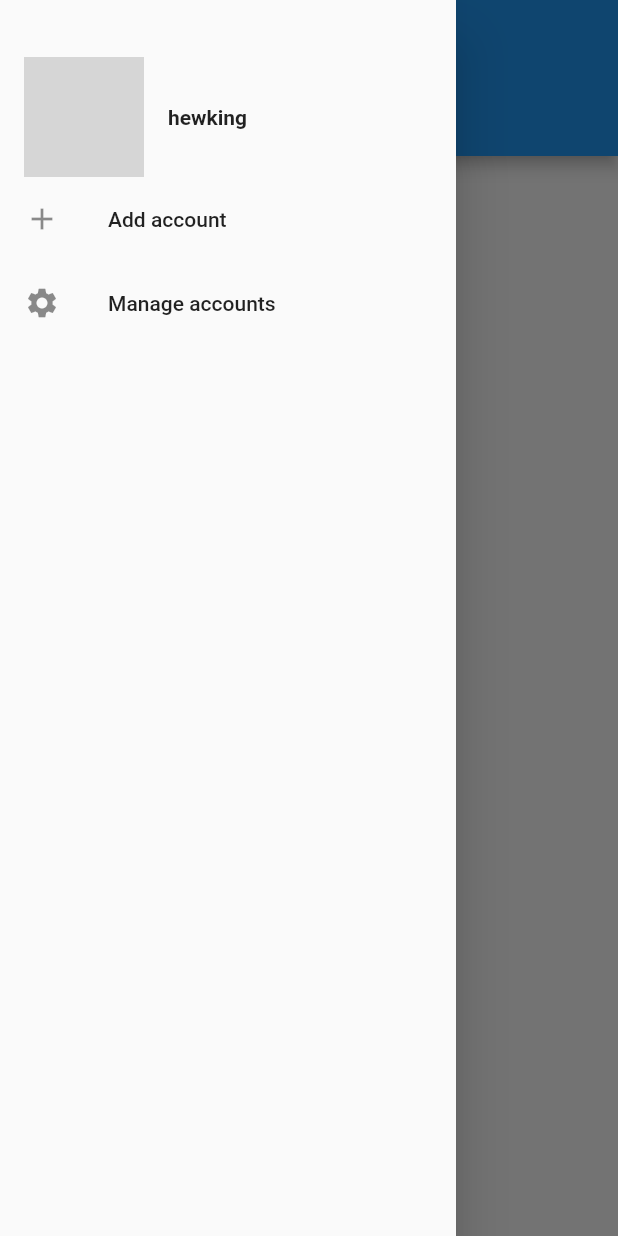
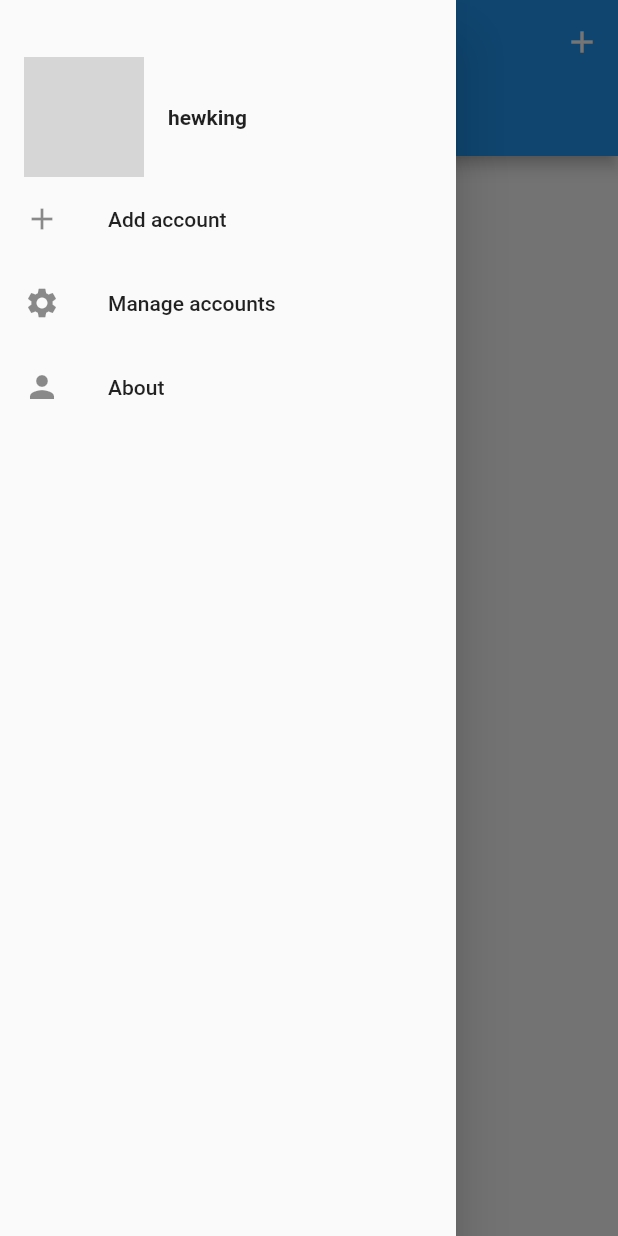
Before and after one commit to hewking/flutter_blog, a Flutter app: the screen it shows after launch, with the side drawer open, on a phone screen of 412 x 824 dp. Run offline on Flutter 3.47's test engine with Material 2 defaults, Android fonts, the phone set to English and light mode, and no system bars; our stand-ins replace dio, flutter_markdown, webview_flutter; missing offline and left inert: markdown; network calls fail; grey boxes are pictures that could not be loaded.

Commit message:
feature: update 关于添加页

```diff
--- a/lib/config/api_url.dart
+++ b/lib/config/api_url.dart
@@ -1,10 +1,14 @@
-const apiUrl = 'http://119.29.195.26:7001/default';
+const apiUrl = 'http://119.29.195.26:7001';
+
+const apiClient = '$apiUrl/default/';
+const apiAdmin = '$apiUrl/admin/';
 
 const articleListUrl = '$apiUrl/getAriticleList';
 
 const servicePath = {
   'getAriticleList': articleListUrl,
-  'getTypeInfo': '$apiUrl/getTypeInfo',
-  'getArticleById':'$apiUrl/getArticleById',
-  'getListById':'$apiUrl/getListById',
+  'getTypeInfo': '$apiClient/getTypeInfo',
+  'getArticleById': '$apiClient/getArticleById',
+  'getListById': '$apiClient/getListById',
+  'addArticle':'$apiAdmin/addArticle',
 };
--- a/lib/main.dart
+++ b/lib/main.dart
@@ -7,6 +7,8 @@ import './entity/type.dart';
 import 'screen/detail.dart';
 import './widgets/keep_alive_wrapper.dart';
 import 'screen/drawer.dart';
+import 'screen/about.dart';
+import 'screen/add_blog.dart';
 
 void main() {
   runApp(const MyApp());
@@ -18,12 +20,14 @@ class MyApp extends StatelessWidget {
   @override
   Widget build(BuildContext context) {
     return MaterialApp(
-      title: 'Flutter Demo',
+      title: 'Flutter Blog',
       theme: ThemeData(
         primarySwatch: Colors.blue,
       ),
       home: const HomePage(title: 'MyBlog'),
       routes: {
+        '/about': (context) => const About(),
+        'add_blog': (context) => const AddBlog(),
         'blog_detail': (context) =>
             Detail(id: ModalRoute.of(context)?.settings.arguments as int),
       },
@@ -62,6 +66,14 @@ class _HomePageState extends State<HomePage> with TickerProviderStateMixin {
     return Scaffold(
       appBar: AppBar(
         title: Text(widget.title),
+        actions: [
+          IconButton(
+            icon: const Icon(Icons.add),
+            onPressed: () {
+              Navigator.pushNamed(context, 'add_blog');
+            },
+          ),
+        ],
         bottom: TabBar(
           indicatorSize: TabBarIndicatorSize.label,
           controller: _tabController,
--- a/lib/screen/drawer.dart
+++ b/lib/screen/drawer.dart
@@ -24,7 +24,8 @@ class MyDrawer extends StatelessWidget {
                     child: ClipOval(
                       child: Image(
                         // avatar
-                        image: NetworkImage('https://avatars.githubusercontent.com/u/8760577?v=4'),
+                        image: NetworkImage(
+                            'https://avatars.githubusercontent.com/u/8760577?v=4'),
                         width: 80,
                       ),
                     ),
@@ -38,14 +39,21 @@ class MyDrawer extends StatelessWidget {
             ),
             Expanded(
               child: ListView(
-                children: const <Widget>[
-                  ListTile(
+                children: <Widget>[
+                  const ListTile(
                     leading: Icon(Icons.add),
                     title: Text('Add account'),
                   ),
-                  ListTile(
+                  const ListTile(
                     leading: Icon(Icons.settings),
                     title: Text('Manage accounts'),
+                  ),
+                  ListTile(
+                    leading: const Icon(Icons.person),
+                    title: const Text('About'),
+                    onTap: () {
+                      _toAbout(context);
+                    },
                   ),
                 ],
               ),
@@ -55,4 +63,8 @@ class MyDrawer extends StatelessWidget {
       ),
     );
   }
+
+  void _toAbout(BuildContext context) {
+    Navigator.pushNamed(context, '/about');
+  }
 }
--- a/pubspec.yaml
+++ b/pubspec.yaml
@@ -36,6 +36,7 @@ dependencies:
   cupertino_icons: ^1.0.2
   dio: ^4.0.6 # 网络请求
   flutter_markdown: 0.6.10
+  webview_flutter: ^3.0.2
 
 
 dev_dependencies:
```
Also changed, not shown: lib/screen/about.dart (added, +102 -0 lines), lib/screen/add_blog.dart (added, +28 -0 lines), pubspec.lock, 6 other files.
